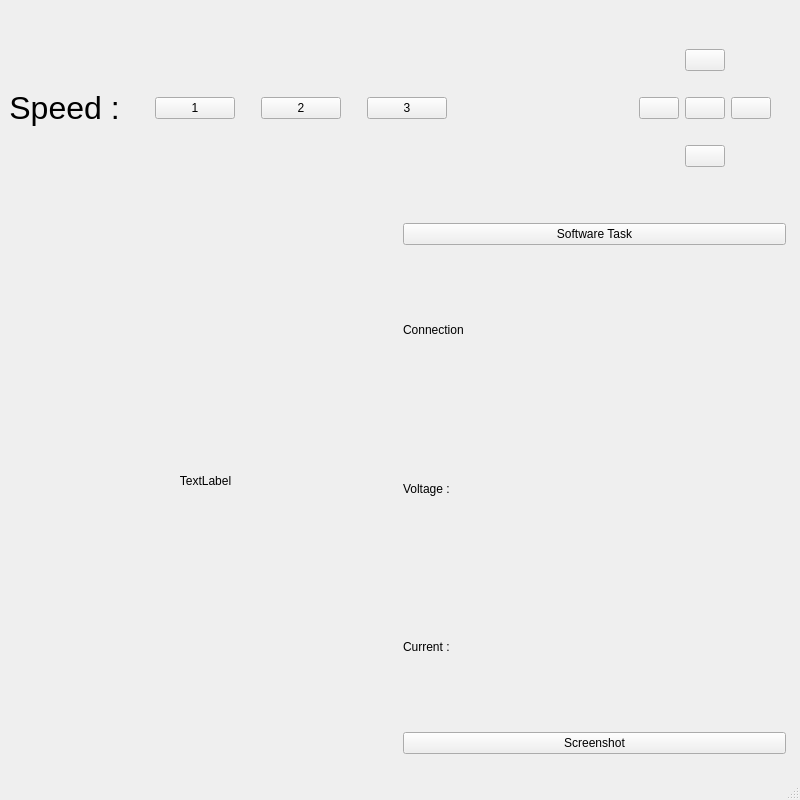
Old version of the form FrontEnd.ui in the repository ziadamr22/Car_GUI.
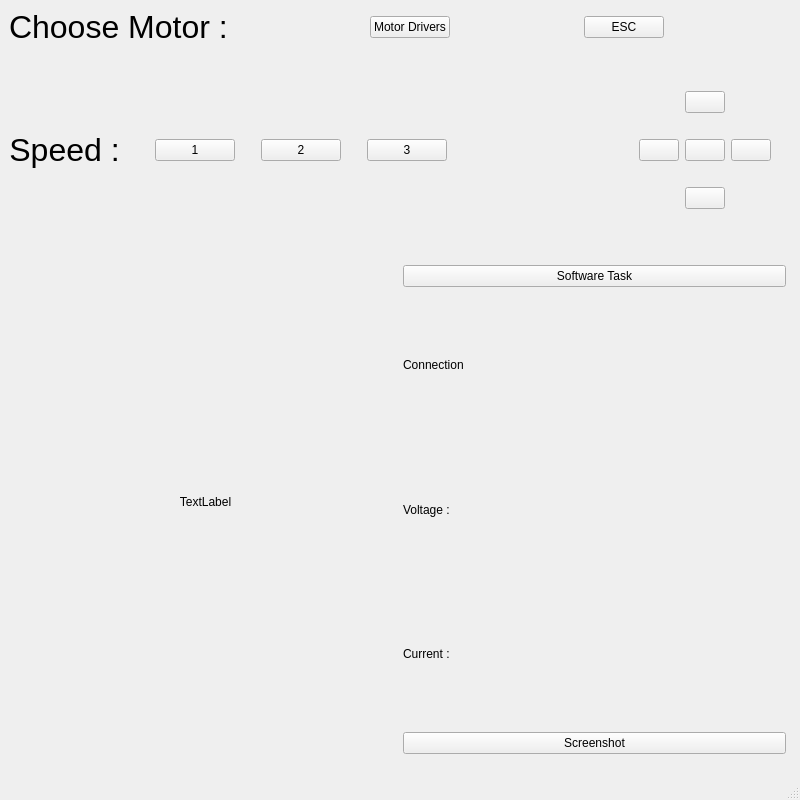
New version of the form.

```diff
--- a/FrontEnd.ui
+++ b/FrontEnd.ui
@@ -21,6 +21,75 @@
   </property>
   <widget class="QWidget" name="centralwidget">
    <layout class="QVBoxLayout" name="verticalLayout_4">
+    <item>
+     <layout class="QHBoxLayout" name="horizontalLayout_2">
+      <item>
+       <widget class="QLabel" name="label_2">
+        <property name="font">
+         <font>
+          <pointsize>24</pointsize>
+         </font>
+        </property>
+        <property name="text">
+         <string>Choose Motor : </string>
+        </property>
+       </widget>
+      </item>
+      <item>
+       <spacer name="horizontalSpacer_9">
+        <property name="orientation">
+         <enum>Qt::Horizontal</enum>
+        </property>
+        <property name="sizeHint" stdset="0">
+         <size>
+          <width>40</width>
+          <height>20</height>
+         </size>
+        </property>
+       </spacer>
+      </item>
+      <item>
+       <widget class="QPushButton" name="MOTOR">
+        <property name="text">
+         <string>Motor Drivers</string>
+        </property>
+       </widget>
+      </item>
+      <item>
+       <spacer name="horizontalSpacer_10">
+        <property name="orientation">
+         <enum>Qt::Horizontal</enum>
+        </property>
+        <property name="sizeHint" stdset="0">
+         <size>
+          <width>40</width>
+          <height>20</height>
+         </size>
+        </property>
+       </spacer>
+      </item>
+      <item>
+       <widget class="QPushButton" name="ESC">
+        <property name="text">
+         <string>ESC</string>
+        </property>
+       </widget>
+      </item>
+      <item>
+       <spacer name="horizontalSpacer_11">
+        <property name="orientation">
+         <enum>Qt::Horizontal</enum>
+        </property>
+        <property name="sizeHint" stdset="0">
+         <size>
+          <width>40</width>
+          <height>20</height>
+         </size>
+        </property>
+       </spacer>
+      </item>
+     </layout>
+    </item>
     <item>
      <spacer name="verticalSpacer_11">
       <property name="orientation">
@@ -40,8 +109,6 @@
     <item>
      <layout class="QVBoxLayout" name="verticalLayout_3">
       <item>
-       <layout class="QHBoxLayout" name="horizontalLayout_8">
-        <item>
          <layout class="QHBoxLayout" name="horizontalLayout_3">
           <item>
            <layout class="QHBoxLayout" name="horizontalLayout_9">
@@ -332,7 +399,8 @@
           </item>
          </layout>
         </item>
-       </layout>
+      <item>
+       <layout class="QHBoxLayout" name="horizontalLayout_8"/>
       </item>
       <item>
        <spacer name="verticalSpacer_5">
```
Lines whose indentation alone changed are shown as unchanged.
